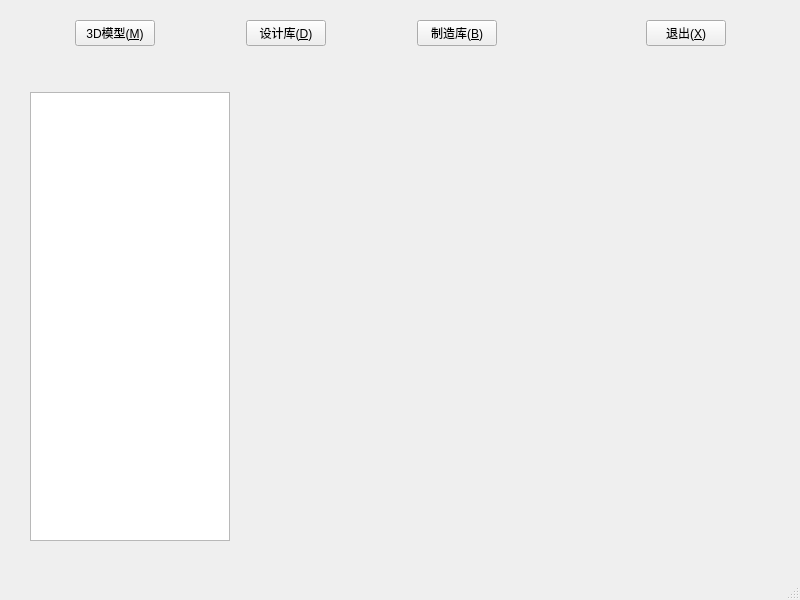
Before: the Qt Designer form mainwindow.ui in chenyunlin00/docmgr, drawn with Qt 5.
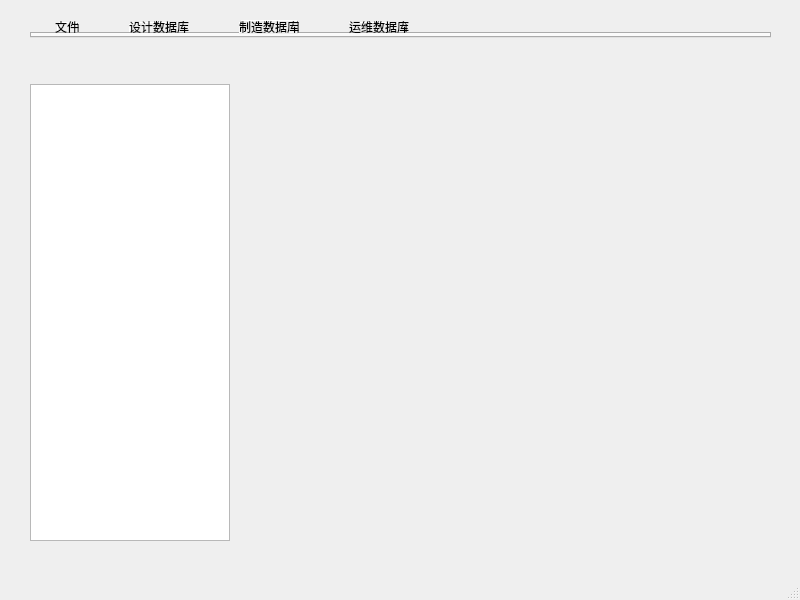
After: the same form once the commit is applied. Icons and pictures are not drawn.

Diff of the .ui file:
```diff
--- a/mainwindow.ui
+++ b/mainwindow.ui
@@ -27,122 +27,36 @@
      <item>
       <layout class="QHBoxLayout" name="horizontalLayout">
        <item>
-        <widget class="QPushButton" name="pushButton_3">
-         <property name="sizePolicy">
-          <sizepolicy hsizetype="Fixed" vsizetype="Fixed">
-           <horstretch>0</horstretch>
-           <verstretch>0</verstretch>
-          </sizepolicy>
-         </property>
-         <property name="text">
-          <string>3D模型(&amp;M)</string>
-         </property>
-        </widget>
-       </item>
-       <item>
-        <spacer name="horizontalSpacer_2">
-         <property name="orientation">
-          <enum>Qt::Horizontal</enum>
-         </property>
-         <property name="sizeType">
-          <enum>QSizePolicy::Maximum</enum>
-         </property>
-         <property name="sizeHint" stdset="0">
-          <size>
-           <width>40</width>
-           <height>20</height>
-          </size>
-         </property>
-        </spacer>
-       </item>
-       <item>
-        <widget class="QPushButton" name="pushButton_2">
-         <property name="sizePolicy">
-          <sizepolicy hsizetype="Fixed" vsizetype="Fixed">
-           <horstretch>0</horstretch>
-           <verstretch>0</verstretch>
-          </sizepolicy>
-         </property>
-         <property name="text">
-          <string>设计库(&amp;D)</string>
-         </property>
-        </widget>
-       </item>
-       <item>
-        <spacer name="horizontalSpacer">
-         <property name="orientation">
-          <enum>Qt::Horizontal</enum>
-         </property>
-         <property name="sizeType">
-          <enum>QSizePolicy::Maximum</enum>
-         </property>
-         <property name="sizeHint" stdset="0">
-          <size>
-           <width>40</width>
-           <height>20</height>
-          </size>
-         </property>
-        </spacer>
-       </item>
-       <item>
-        <widget class="QPushButton" name="pushButton_4">
-         <property name="sizePolicy">
-          <sizepolicy hsizetype="Fixed" vsizetype="Fixed">
-           <horstretch>0</horstretch>
-           <verstretch>0</verstretch>
-          </sizepolicy>
-         </property>
-         <property name="text">
-          <string>制造库(&amp;B)</string>
-         </property>
-        </widget>
-       </item>
-       <item>
-        <spacer name="horizontalSpacer_3">
-         <property name="orientation">
-          <enum>Qt::Horizontal</enum>
-         </property>
-         <property name="sizeType">
-          <enum>QSizePolicy::Maximum</enum>
-         </property>
-         <property name="sizeHint" stdset="0">
-          <size>
-           <width>40</width>
-           <height>20</height>
-          </size>
-         </property>
-        </spacer>
-       </item>
-       <item>
-        <widget class="QLabel" name="label">
-         <property name="sizePolicy">
-          <sizepolicy hsizetype="Fixed" vsizetype="Fixed">
-           <horstretch>0</horstretch>
-           <verstretch>0</verstretch>
-          </sizepolicy>
-         </property>
-         <property name="text">
-          <string/>
-         </property>
-         <property name="pixmap">
-          <pixmap resource="resource.qrc">:/pic/pic/close2.png</pixmap>
-         </property>
-        </widget>
-       </item>
-       <item>
-        <widget class="QPushButton" name="pushButton">
-         <property name="sizePolicy">
-          <sizepolicy hsizetype="Fixed" vsizetype="Fixed">
-           <horstretch>0</horstretch>
-           <verstretch>0</verstretch>
-          </sizepolicy>
-         </property>
+        <widget class="QTabWidget" name="topTabWidget">
          <property name="styleSheet">
-          <string notr="true"/>
+          <string notr="true">QTabBar::tab {
+    margin-left:25px;
+    margin-right:25px;
+}</string>
          </property>
-         <property name="text">
-          <string>退出(&amp;X)</string>
+         <property name="currentIndex">
+          <number>2</number>
          </property>
+         <widget class="QWidget" name="tabFile">
+          <attribute name="title">
+           <string>文件</string>
+          </attribute>
+         </widget>
+         <widget class="QWidget" name="tabDesign">
+          <attribute name="title">
+           <string>设计数据库</string>
+          </attribute>
+         </widget>
+         <widget class="QWidget" name="tabProduce">
+          <attribute name="title">
+           <string>制造数据库</string>
+          </attribute>
+         </widget>
+         <widget class="QWidget" name="tabOP">
+          <attribute name="title">
+           <string>运维数据库</string>
+          </attribute>
+         </widget>
         </widget>
        </item>
       </layout>
@@ -179,6 +93,9 @@
            <height>16777215</height>
           </size>
          </property>
+         <attribute name="headerVisible">
+          <bool>false</bool>
+         </attribute>
         </widget>
        </item>
        <item>
```
Left out of the diff: 8 changed lines with no effect on the pictures.
